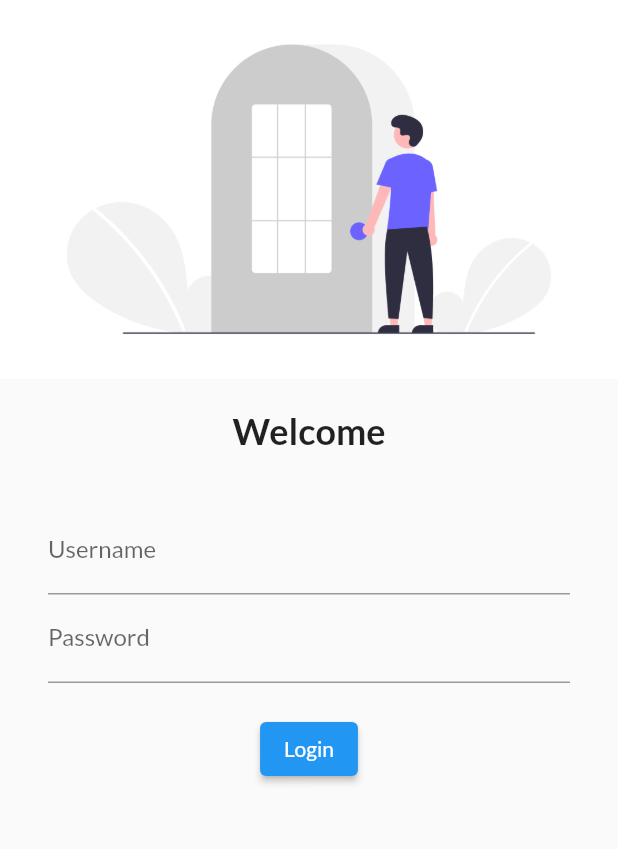
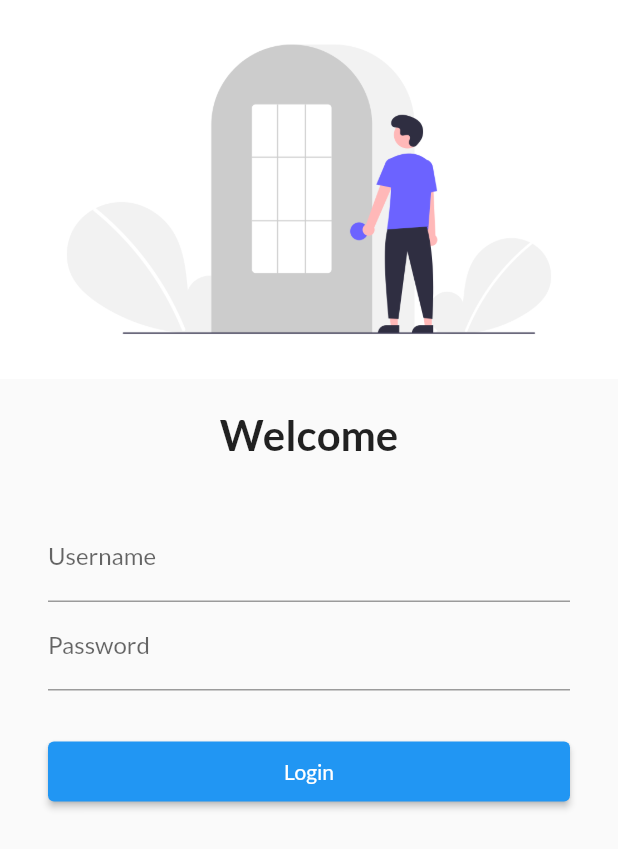
Before and after one commit to iparthdarji/catalogue, a Flutter app: the screen it shows after launch, on a phone screen of 412 x 824 dp. Shown: the top 849 px of the screen. Run offline on Flutter 3.47's test engine with Material 2 defaults, Android fonts, the phone set to English and light mode, and no system bars; our stand-ins replace google_fonts.

Commit message:
Day 4 Completed

```diff
--- a/lib/main.dart
+++ b/lib/main.dart
@@ -3,6 +3,7 @@
 import 'package:flutter/material.dart';
 import 'package:flutter_app/pages/homepage.dart';
 import 'package:flutter_app/pages/login_page.dart';
+import 'package:flutter_app/utils/routes.dart';
 import 'package:google_fonts/google_fonts.dart';
 
 void main() {
@@ -15,7 +16,6 @@ class MyApp extends StatelessWidget {
   @override
   Widget build(BuildContext context) {
     return MaterialApp(
-      debugShowCheckedModeBanner: false,
       themeMode: ThemeMode.light,
       theme: ThemeData(
         fontFamily: GoogleFonts.lato().fontFamily,
@@ -26,8 +26,8 @@ class MyApp extends StatelessWidget {
       initialRoute: "/",
       routes: {
         "/": (context) => LoginPage(),
-        "/home": (context) => HomePage(),
-        "/login": (context) => LoginPage(),
+        MyRoutes.homeRoute: (context) => HomePage(),
+        MyRoutes.loginRoute: (context) => LoginPage(),
       },
     );
   }
--- a/lib/pages/login_page.dart
+++ b/lib/pages/login_page.dart
@@ -1,6 +1,7 @@
 // ignore_for_file: prefer_const_constructors
 
 import 'package:flutter/material.dart';
+import 'package:flutter_app/utils/routes.dart';
 
 class LoginPage extends StatelessWidget {
   const LoginPage({Key? key}) : super(key: key);
@@ -8,6 +9,7 @@ class LoginPage extends StatelessWidget {
   @override
   Widget build(BuildContext context) {
     return Material(
+        child: SingleChildScrollView(
       child: Column(
         children: [
           Image.asset(
@@ -20,7 +22,7 @@ class LoginPage extends StatelessWidget {
           Text(
             "Welcome",
             style: TextStyle(
-            fontSize: 24,
+              fontSize: 28,
               fontWeight: FontWeight.bold,
             ),
           ),
@@ -28,7 +30,8 @@ class LoginPage extends StatelessWidget {
             height: 20,
           ),
           Padding(
-          padding: const EdgeInsets.symmetric(vertical: 16.0, horizontal: 32.0),
+            padding:
+                const EdgeInsets.symmetric(vertical: 16.0, horizontal: 32.0),
             child: Column(
               children: [
                 TextFormField(
@@ -45,19 +48,22 @@ class LoginPage extends StatelessWidget {
                   ),
                 ),
                 SizedBox(
-                height: 20,
+                  height: 30,
                 ),
                 ElevatedButton(
                   child: Text("Login"),
-                style: TextButton.styleFrom(),
+                  style: TextButton.styleFrom(
+                    minimumSize: Size(400, 40),
+                  ),
                   onPressed: () {
-                  print("Hi Parth");
+                    Navigator.pushNamed(context, MyRoutes.homeRoute);
                   },
                 )
               ],
             ),
           )
         ],
+      ),
     ));
   }
 }
--- /dev/null
+++ b/lib/utils/routes.dart
@@ -0,0 +1,4 @@
+class MyRoutes {
+  static String loginRoute = "/login";
+  static String homeRoute = "/home";
+}
```
Lines whose indentation alone changed are shown as unchanged.
